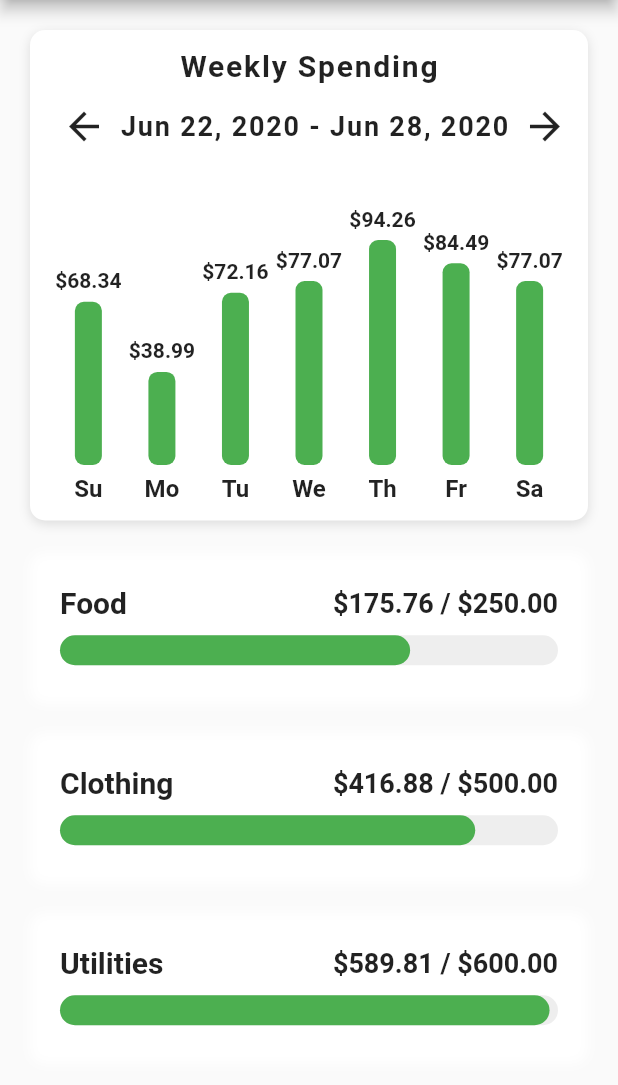
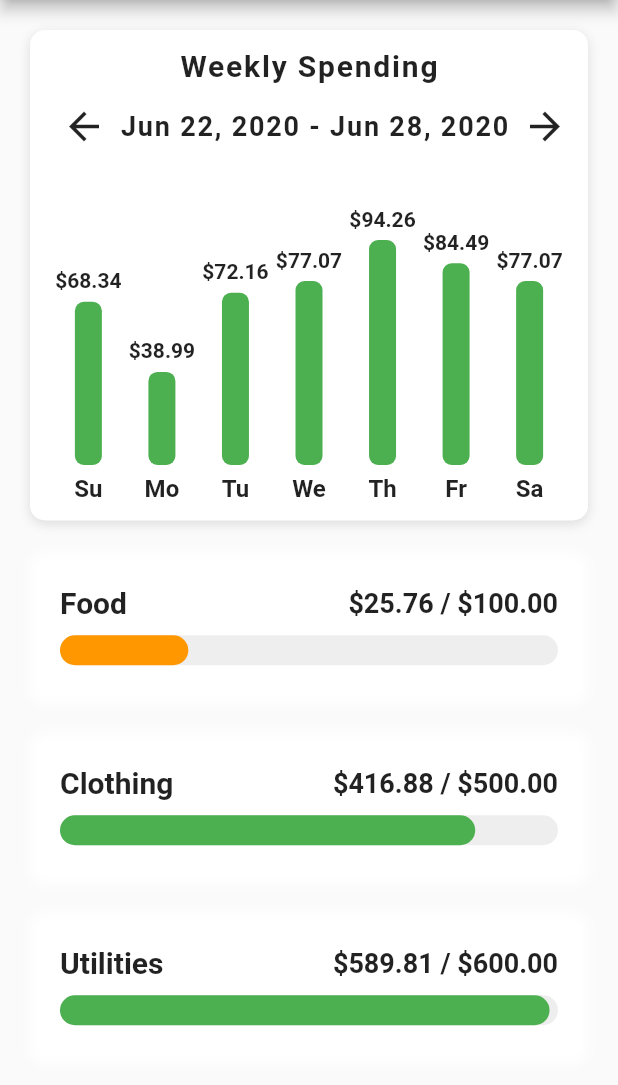
Before and after one commit to fabuloussTeam/Litle_budget_ui, a Flutter app: the screen it shows after launch, on a phone screen of 412 x 824 dp, the part 150-1235 px from its top. Run offline on Flutter 3.47's test engine with Material 2 defaults, Android fonts, the phone set to English and light mode, and no system bars.

```diff
--- a/lib/data/data.dart
+++ b/lib/data/data.dart
@@ -28,7 +28,7 @@ _generateExpenses() {
 }
 
 List<Category> categories = [
-  Category(name: 'Food', maxAmount: 250, expenses: _generateExpenses()),
+  Category(name: 'Food', maxAmount: 100, expenses: _generateExpenses()),
   Category(name: 'Clothing', maxAmount: 500, expenses: _generateExpenses()),
   Category(name: 'Utilities', maxAmount: 600, expenses: _generateExpenses()),
   Category(
```
